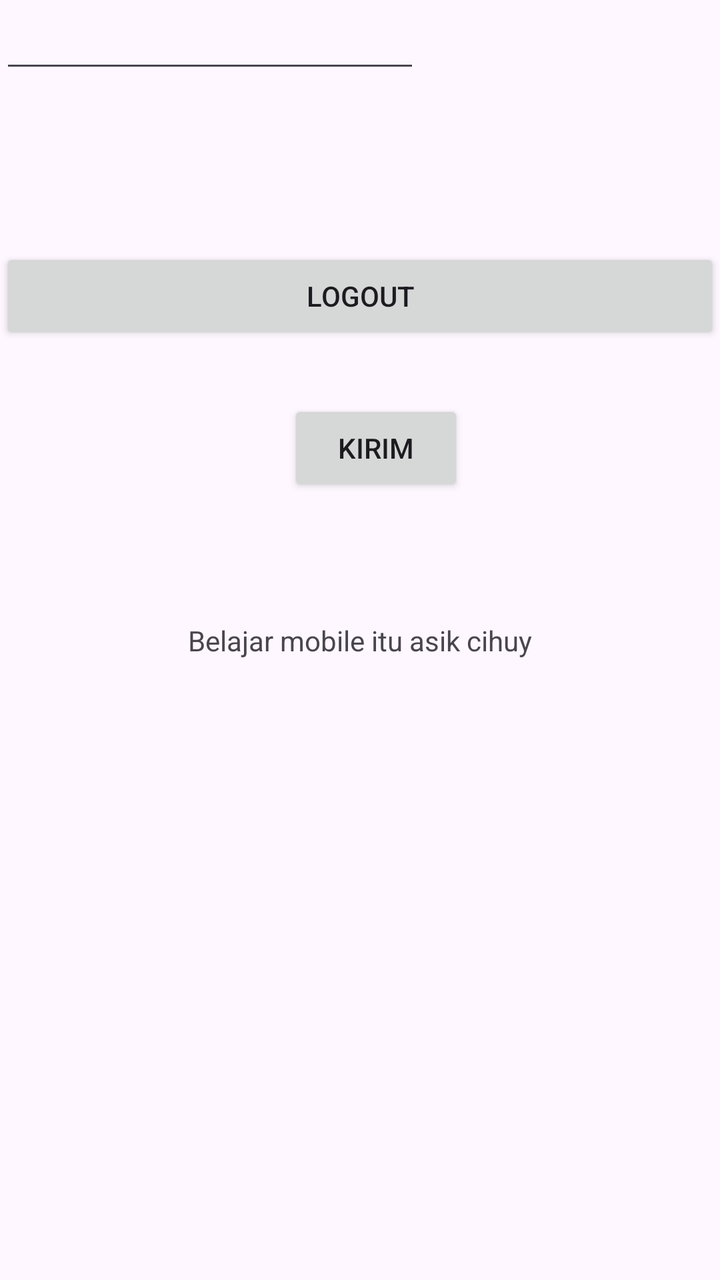
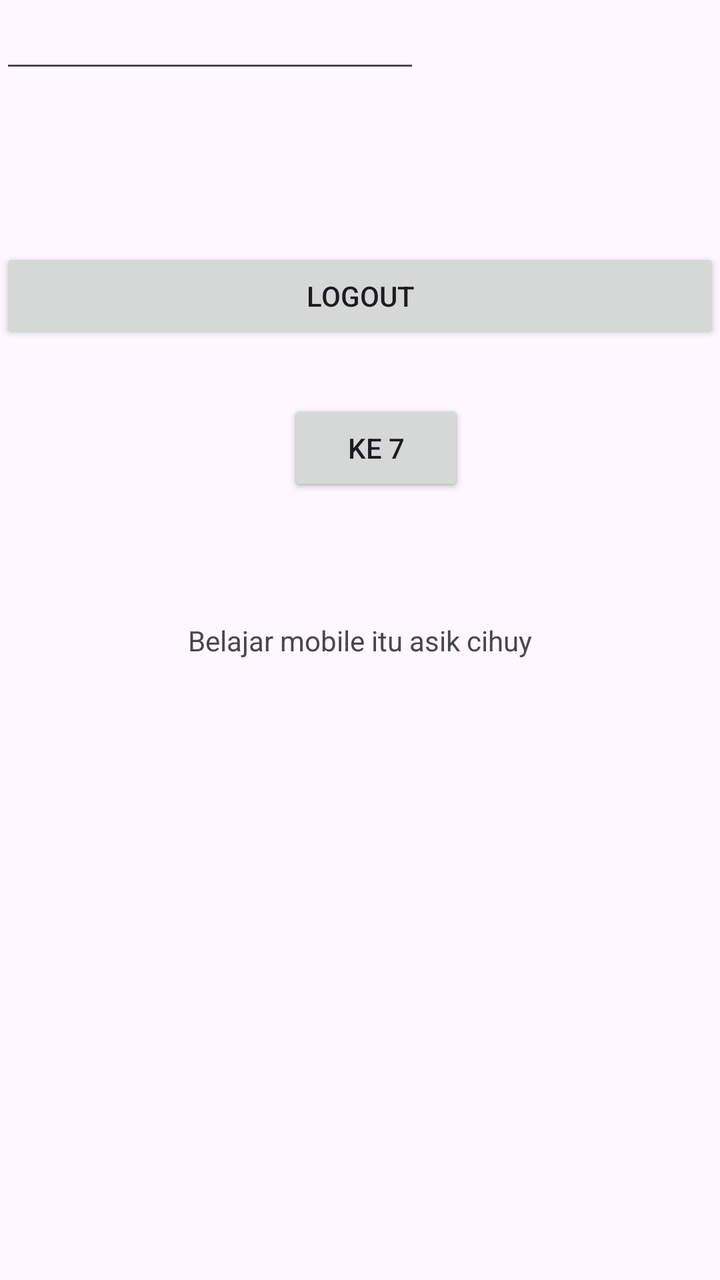

Screens rendered from an Android XML layout before and after an edit, with the pre-edit source and the edit as a unified diff.
<!-- AndroidManifest.xml: application theme Theme.Random -->
<!-- res/layout/activity_main.xml -->
<?xml version="1.0" encoding="utf-8"?>
<androidx.constraintlayout.widget.ConstraintLayout xmlns:android="http://schemas.android.com/apk/res/android"
    xmlns:app="http://schemas.android.com/apk/res-auto"
    xmlns:tools="http://schemas.android.com/tools"
    android:id="@+id/main"
    android:layout_width="match_parent"
    android:layout_height="match_parent"
    tools:context=".MainActivity">

    <TextView
        android:layout_width="wrap_content"
        android:layout_height="wrap_content"
        android:text="Belajar mobile itu asik cihuy"
        app:layout_constraintBottom_toBottomOf="parent"
        app:layout_constraintEnd_toEndOf="parent"
        app:layout_constraintStart_toStartOf="parent"
        app:layout_constraintTop_toTopOf="parent" />

    <Button
        android:id="@+id/button1"
        android:layout_width="wrap_content"
        android:layout_height="wrap_content"
        android:layout_marginTop="200dp"
        android:text="Kirim"
        app:layout_constraintEnd_toEndOf="parent"
        app:layout_constraintHorizontal_bias="0.529"
        app:layout_constraintStart_toStartOf="parent"
        app:layout_constraintTop_toTopOf="parent" />

    <Button
        android:id="@+id/btnLogout"
        android:layout_width="match_parent"
        android:layout_height="wrap_content"
        android:layout_marginTop="124dp"
        android:text="Logout"
        app:layout_constraintEnd_toEndOf="parent"
        app:layout_constraintHorizontal_bias="0.0"
        app:layout_constraintStart_toStartOf="parent"
        app:layout_constraintTop_toTopOf="parent" />

    <EditText
        android:id="@+id/editTextPhone"
        android:layout_width="wrap_content"
        android:layout_height="wrap_content"
        android:ems="10"
        android:inputType="phone"
        tools:layout_editor_absoluteX="106dp"
        tools:layout_editor_absoluteY="268dp" />

</androidx.constraintlayout.widget.ConstraintLayout>
<!-- resources referenced by this layout -->
<resources>
  <style name="Theme.Random" parent="Base.Theme.Random" />
  <style name="Base.Theme.Random" parent="Theme.Material3.DayNight.NoActionBar">
          
          
      </style>
</resources>

<!-- the commit's change to res/layout/activity_main.xml (unified diff, before → after) -->
@@ -28,6 +28,17 @@
         app:layout_constraintTop_toTopOf="parent" />
 
     <Button
+        android:id="@+id/button7"
+        android:layout_width="wrap_content"
+        android:layout_height="wrap_content"
+        android:layout_marginTop="200dp"
+        android:text="Ke 7"
+        app:layout_constraintEnd_toEndOf="parent"
+        app:layout_constraintHorizontal_bias="0.529"
+        app:layout_constraintStart_toStartOf="parent"
+        app:layout_constraintTop_toTopOf="parent" />
+
+    <Button
         android:id="@+id/btnLogout"
         android:layout_width="match_parent"
         android:layout_height="wrap_content"
